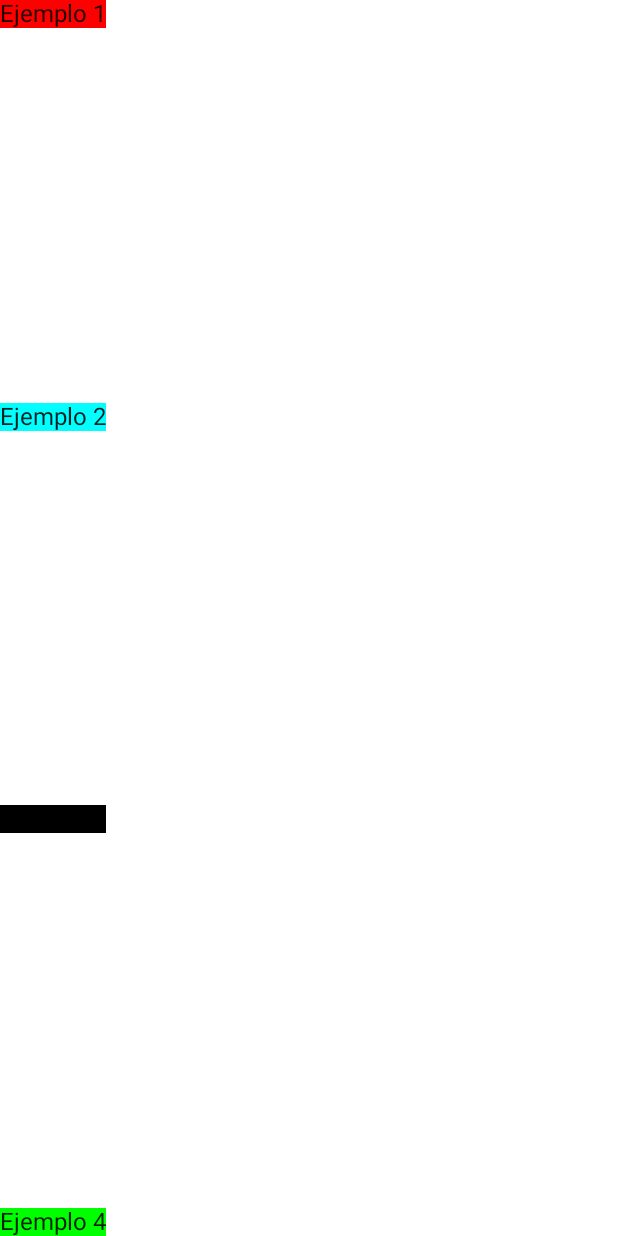
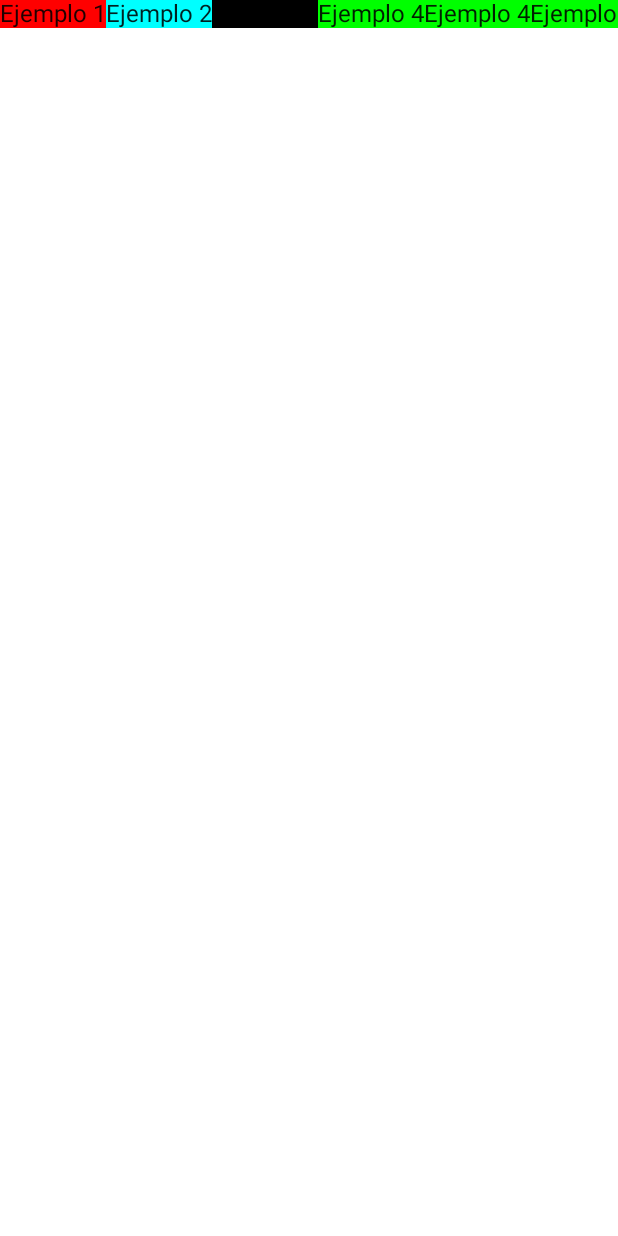
Before and after one commit to Drubico/curso-kotlin, an Android app built with Jetpack Compose: the @Preview function DefaultPreview, on a phone screen of 412 x 824 dp. Run offline under Robolectric (Android 15) with nearby library versions, the phone set to English and light mode, and no system bars.

Commit message:
Agregando filas

```diff
--- a/JetpackComposeCatalogo/app/src/main/java/com/example/jetpackcomposecatalogo/MainActivity.kt
+++ b/JetpackComposeCatalogo/app/src/main/java/com/example/jetpackcomposecatalogo/MainActivity.kt
@@ -1,9 +1,11 @@
 package com.example.jetpackcomposecatalogo
 
 import android.os.Bundle
+import android.widget.HorizontalScrollView
 import androidx.activity.ComponentActivity
 import androidx.activity.compose.setContent
 import androidx.compose.foundation.background
+import androidx.compose.foundation.horizontalScroll
 import androidx.compose.foundation.layout.*
 import androidx.compose.foundation.rememberScrollState
 import androidx.compose.foundation.verticalScroll
@@ -17,6 +19,7 @@ import androidx.compose.ui.graphics.Color
 import androidx.compose.ui.tooling.preview.Preview
 import androidx.compose.ui.unit.dp
 import com.example.jetpackcomposecatalogo.ui.theme.JetpackComposeCatalogoTheme
+import org.intellij.lang.annotations.JdkConstants.HorizontalAlignment
 
 class MainActivity : ComponentActivity() {
     override fun onCreate(savedInstanceState: Bundle?) {
@@ -49,6 +52,23 @@ fun MyColumn() {
     }
 }
 
+@Composable
+fun MyRow() {
+    Row(
+        Modifier
+            .fillMaxSize()
+            .horizontalScroll(rememberScrollState()),
+        horizontalArrangement = Arrangement.SpaceBetween
+    ) {
+        Text(text = "Ejemplo 1", modifier = Modifier.background(Color.Red))
+        Text(text = "Ejemplo 2", modifier = Modifier.background(Color.Cyan))
+        Text(text = "Ejemplo 3", modifier = Modifier.background(Color.Black))
+        Text(text = "Ejemplo 4", modifier = Modifier.background(Color.Green))
+        Text(text = "Ejemplo 4", modifier = Modifier.background(Color.Green))
+        Text(text = "Ejemplo 4", modifier = Modifier.background(Color.Green))
+        Text(text = "Ejemplo 4", modifier = Modifier.background(Color.Green))
+    }
+}
 
 // * Modifier.fillMaxSize() -> Toda la pantalla
 // * contentAlignment = Alignment.Center -> Las cosas al centro
@@ -73,6 +93,7 @@ fun MyBox() {
 fun DefaultPreview() {
     JetpackComposeCatalogoTheme {
         // MyBox()
-        MyColumn()
+        // MyColumn()
+        MyRow()
     }
 }
```
